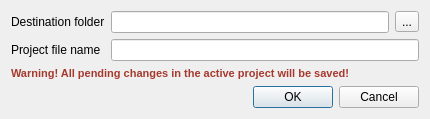
violethaze74/ugene, file src/ugeneui/src/project_support/ui/ExportProjectDialog.ui: the form before one commit.
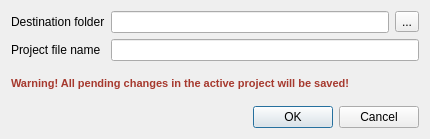
The form after the commit.

Commit message: Export project dialog layout fix

What changed in the file:
```diff
--- a/src/ugeneui/src/project_support/ui/ExportProjectDialog.ui
+++ b/src/ugeneui/src/project_support/ui/ExportProjectDialog.ui
@@ -7,15 +7,9 @@
     <x>0</x>
     <y>0</y>
     <width>430</width>
-    <height>116</height>
+    <height>139</height>
    </rect>
   </property>
-  <property name="sizePolicy">
-   <sizepolicy hsizetype="Preferred" vsizetype="Fixed">
-    <horstretch>0</horstretch>
-    <verstretch>0</verstretch>
-   </sizepolicy>
-  </property>
   <property name="windowTitle">
    <string>Export Project</string>
   </property>
```
